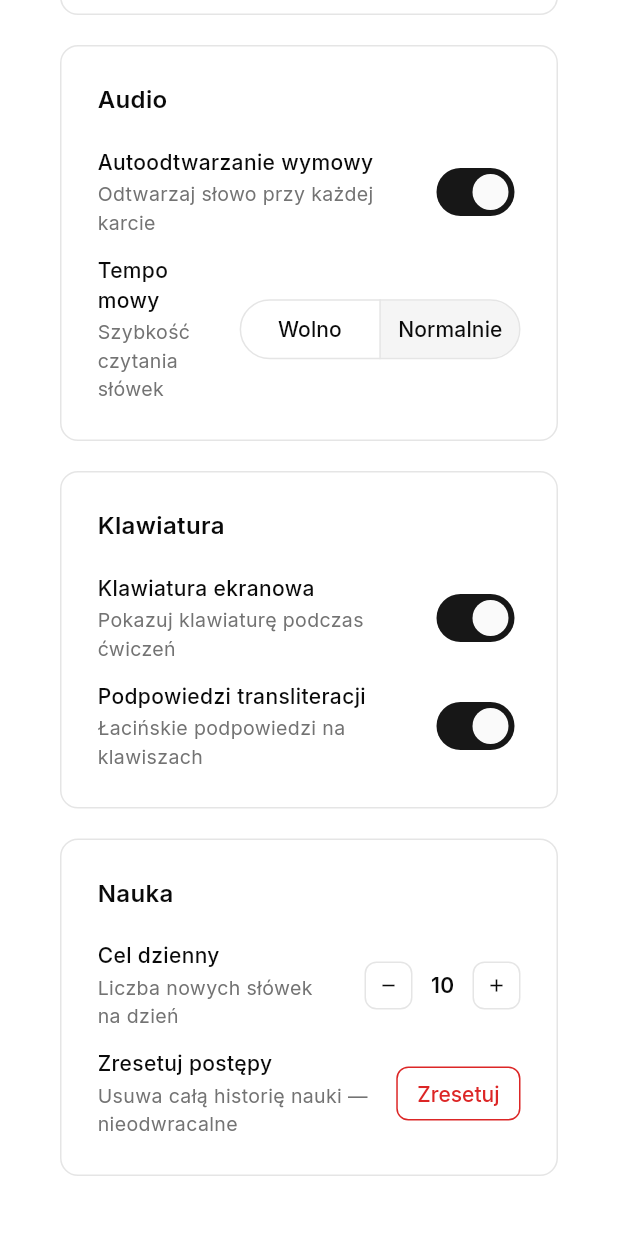
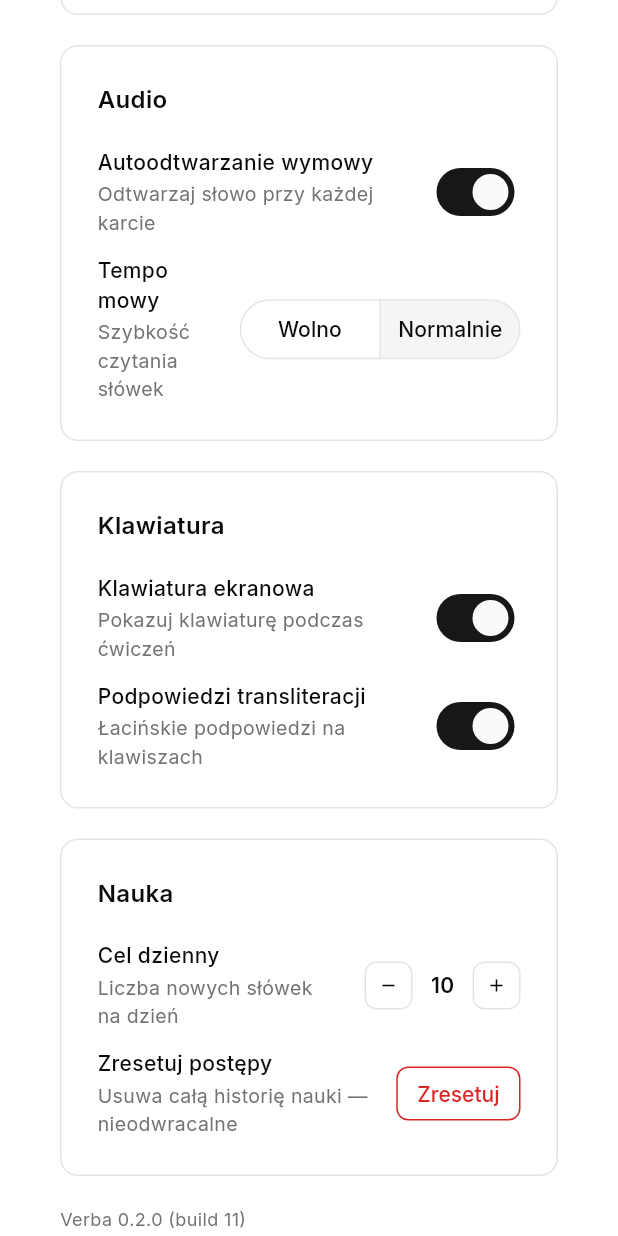
Before and after one commit to pavgos22/verba, a Flutter app: the SettingsScreen widget shown alone on an empty page, opened directly, scrolled down 826 dp, on a phone screen of 412 x 824 dp. Run offline on Flutter 3.47's test engine with Material 3 defaults, Android fonts, the phone set to English and light mode, and no system bars; our stand-ins replace flutter_riverpod, flutter_tts, package_info_plus, shared_preferences; missing offline and left inert: window_manager; accounts and stored records are empty.

Commit message:
version 0.2.0

```diff
--- a/lib/screens/settings_screen.dart
+++ b/lib/screens/settings_screen.dart
@@ -1,5 +1,6 @@
 import 'package:flutter/material.dart';
 import 'package:flutter_riverpod/flutter_riverpod.dart';
+import 'package:package_info_plus/package_info_plus.dart';
 
 import '../data/progress_store.dart';
 import '../data/settings_store.dart';
@@ -124,6 +125,18 @@ class SettingsScreen extends ConsumerWidget {
               ),
             ],
           ),
+          const SizedBox(height: 20),
+          FutureBuilder<PackageInfo>(
+            future: PackageInfo.fromPlatform(),
+            builder: (context, snapshot) {
+              final info = snapshot.data;
+              if (info == null) return const SizedBox.shrink();
+              return Text(
+                'Verba ${info.version} (build ${info.buildNumber})',
+                style: TextStyle(fontSize: 12, color: context.c.mutedForeground),
+              );
+            },
+          ),
         ],
       ),
     );
--- a/pubspec.yaml
+++ b/pubspec.yaml
@@ -1,7 +1,7 @@
 name: verba
 description: Russian vocabulary learning app for Windows.
 publish_to: 'none'
-version: 0.1.0+1
+version: 0.2.0+11
 
 environment:
   sdk: ^3.12.2
@@ -11,6 +11,7 @@ dependencies:
     sdk: flutter
   flutter_riverpod: ^3.3.2
   flutter_tts: ^4.2.5
+  package_info_plus: ^10.2.0
   shared_preferences: ^2.5.5
   window_manager: ^0.5.2
 
```
Also changed, not shown: pubspec.lock, 1 other file.
